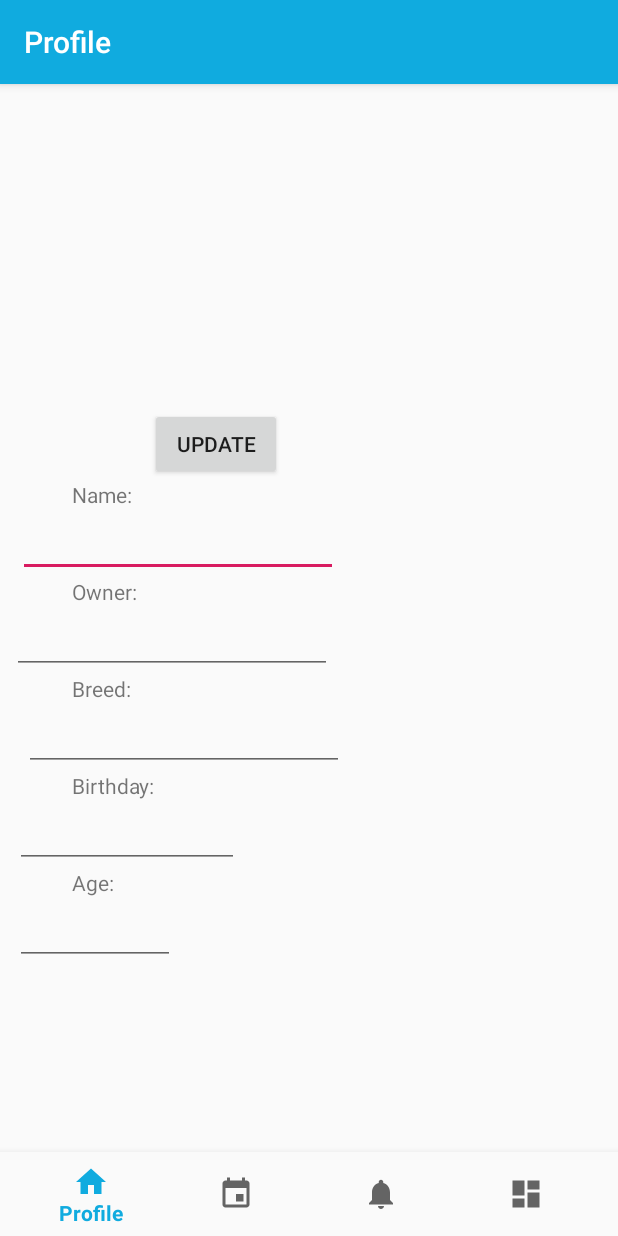
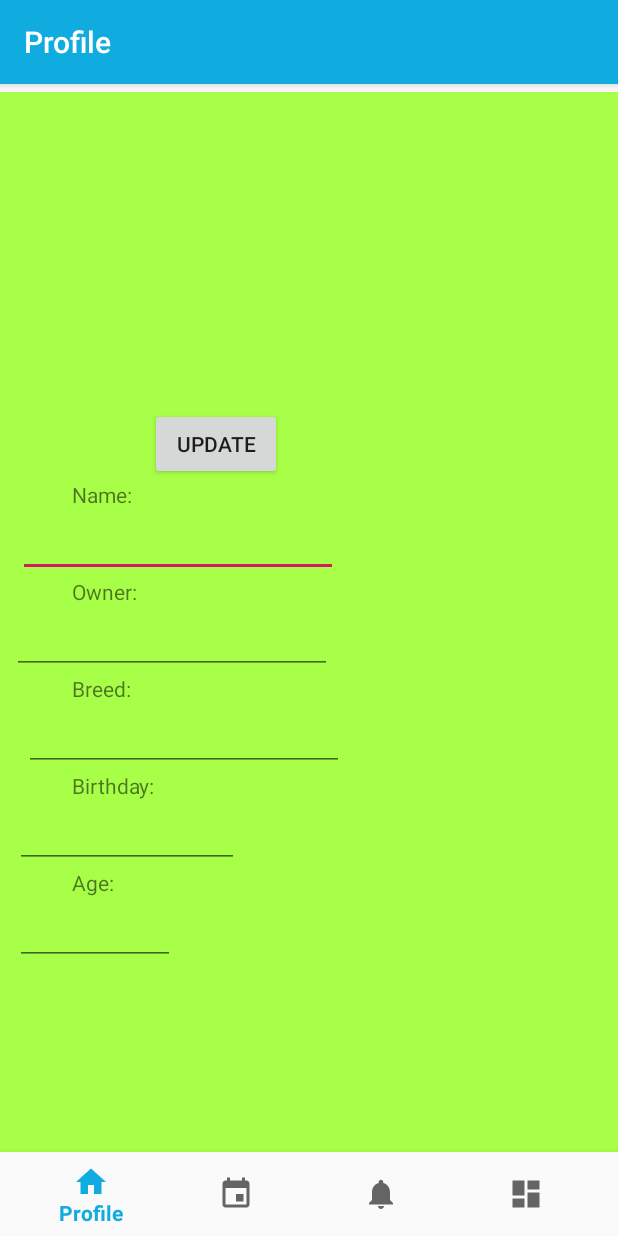
Before and after one commit to gayatri-sapra/3354-jjags, an Android app: the screen it shows after launch (MainActivity), on a phone screen of 412 x 824 dp. Run offline under Robolectric (Android 15) with nearby library versions, the phone set to English and light mode, and no system bars; our stand-ins replace navigation-ui.

Commit message:
added color to background

```diff
--- a/PetNannyDEV/app/src/main/res/layout/fragment_about.xml
+++ b/PetNannyDEV/app/src/main/res/layout/fragment_about.xml
@@ -3,7 +3,8 @@
     xmlns:app="http://schemas.android.com/apk/res-auto"
     xmlns:tools="http://schemas.android.com/tools"
     android:layout_width="match_parent"
-    android:layout_height="match_parent">
+    android:layout_height="match_parent"
+    android:background="@color/yellow">
 
     <TextView
         android:id="@+id/aboutAppParagraph2"
--- a/PetNannyDEV/app/src/main/res/layout/fragment_calender.xml
+++ b/PetNannyDEV/app/src/main/res/layout/fragment_calender.xml
@@ -3,10 +3,12 @@
     xmlns:app="http://schemas.android.com/apk/res-auto"
     xmlns:tools="http://schemas.android.com/tools"
     android:layout_width="match_parent"
-    android:layout_height="match_parent">
+    android:layout_height="match_parent"
+    android:background="@color/salmon">
 
     <CalendarView
         android:id="@+id/calendarView"
+
         android:layout_width="wrap_content"
         android:layout_height="wrap_content"
         android:layout_marginTop="50dp"
--- a/PetNannyDEV/app/src/main/res/layout/fragment_home.xml
+++ b/PetNannyDEV/app/src/main/res/layout/fragment_home.xml
@@ -3,13 +3,16 @@
     xmlns:app="http://schemas.android.com/apk/res-auto"
     xmlns:tools="http://schemas.android.com/tools"
     android:layout_width="match_parent"
-    android:layout_height="match_parent">
+    android:layout_height="match_parent"
+    android:background="@color/green">
 
     <ScrollView
         android:layout_width="match_parent"
         android:layout_height="match_parent"
+
         tools:layout_editor_absoluteX="-28dp"
         tools:layout_editor_absoluteY="26dp">
+
 
         <LinearLayout
             android:layout_width="match_parent"
@@ -40,6 +43,7 @@
                 android:layout_width="wrap_content"
                 android:layout_height="wrap_content"
                 android:layout_marginStart="48dp"
+                android:layout_marginLeft="0dp"
                 android:layout_marginTop="0dp"
                 android:text="Name: " />
 
--- a/PetNannyDEV/app/src/main/res/layout/fragment_medical_history.xml
+++ b/PetNannyDEV/app/src/main/res/layout/fragment_medical_history.xml
@@ -5,7 +5,8 @@
     android:layout_width="match_parent"
     android:layout_height="match_parent"
     android:orientation="horizontal"
-    android:padding="20dp">
+    android:padding="20dp"
+    android:background="@color/lavender">
 
     <ScrollView
         android:layout_width="match_parent"
@@ -15,6 +16,7 @@
         app:layout_constraintEnd_toEndOf="parent"
         app:layout_constraintStart_toStartOf="parent"
         app:layout_constraintTop_toTopOf="parent">
+
         =======
         tools:layout_editor_absoluteX="20dp"
         tools:layout_editor_absoluteY="20dp">
--- a/PetNannyDEV/app/src/main/res/values/colors.xml
+++ b/PetNannyDEV/app/src/main/res/values/colors.xml
@@ -3,4 +3,10 @@
     <color name="colorPrimary">#10ABDF</color>
     <color name="colorPrimaryDark">#0D6C8A</color>
     <color name="colorAccent">#D81B60</color>
+    <color name="green">#A7FF47</color>
+    <color name="lavender">#BB8FCE</color>
+    <color name="salmon">#D98880</color>
+    <color name="yellow">#F7DC6F</color>
+
+
 </resources>
```
